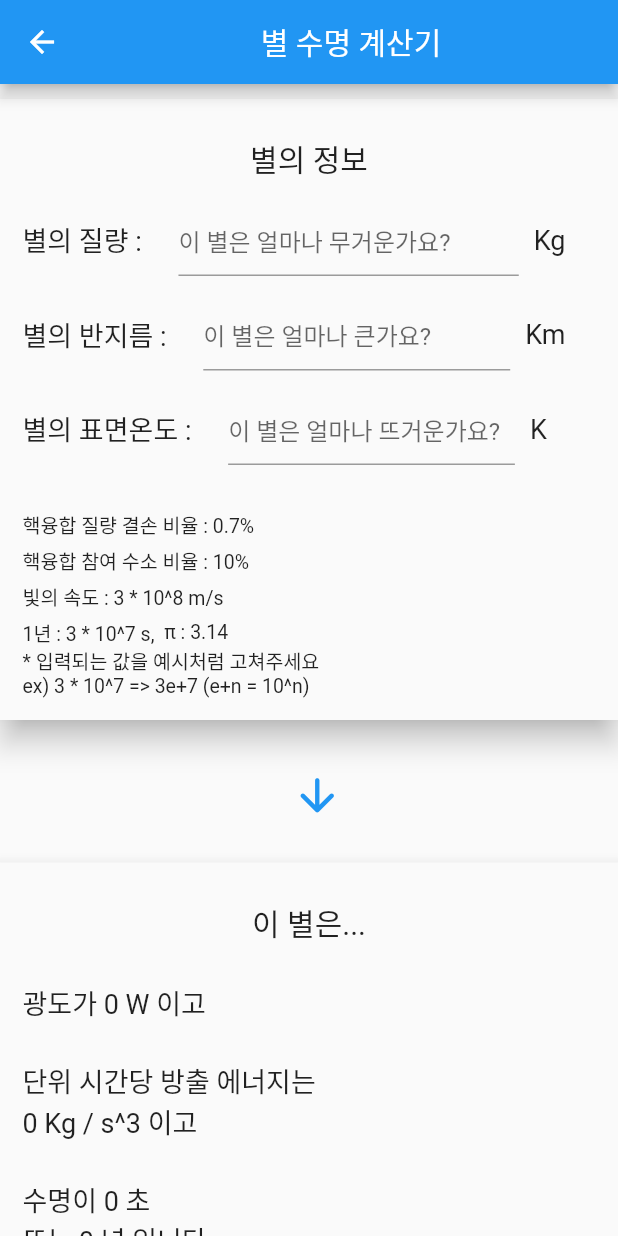
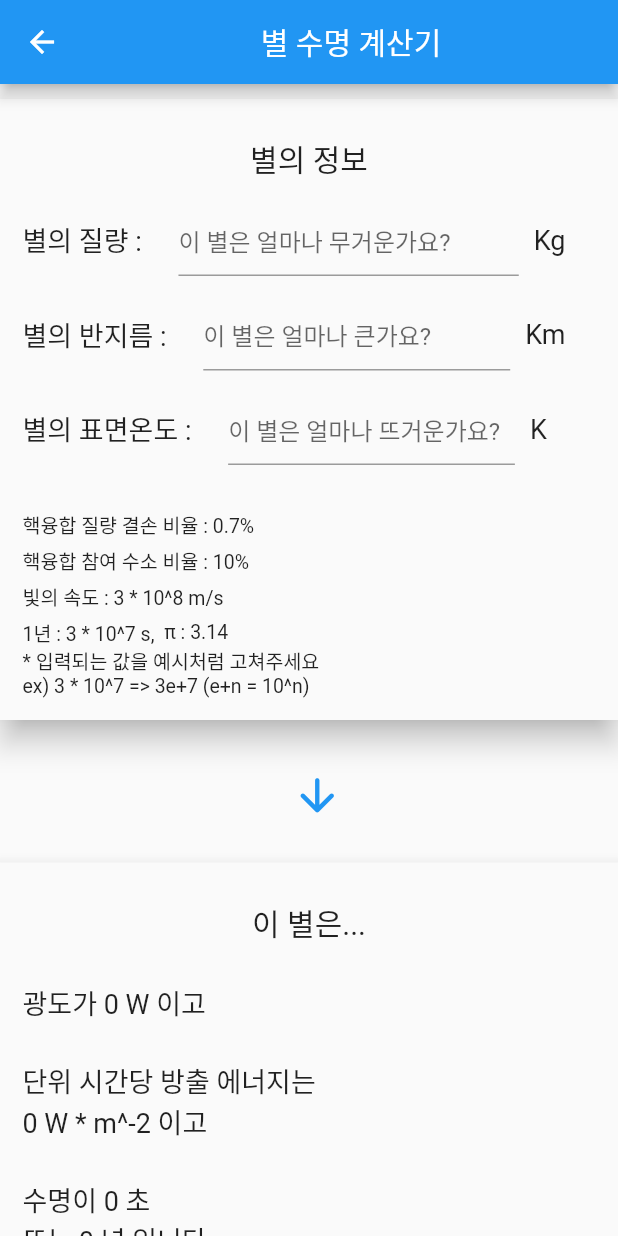
Before and after one commit to jun127/star_life_calculator_for_mobile, a Flutter app: the StarLife screen opened directly, on a phone screen of 412 x 824 dp. Run offline on Flutter 3.47's test engine with Material 2 defaults, Android fonts, the phone set to English and light mode, and no system bars.

Commit message:
스마트폰용 개선1

```diff
--- a/lib/main.dart
+++ b/lib/main.dart
@@ -175,7 +175,7 @@ class _StarLifeState extends State<StarLife> {
                       ),
                       Container(height: 25),
                       Container(
-                        child: Row( children: [Text('단위 시간당 방출 에너지는 \n${ET} Kg / s^3 이고', style: TextStyle(fontSize: 18)), Container(width: 10),
+                        child: Row( children: [Text('단위 시간당 방출 에너지는 \n${ET} W * m^-2 이고', style: TextStyle(fontSize: 18)), Container(width: 10),
                         ],),
                       ),
                       Container(height: 25),
```
